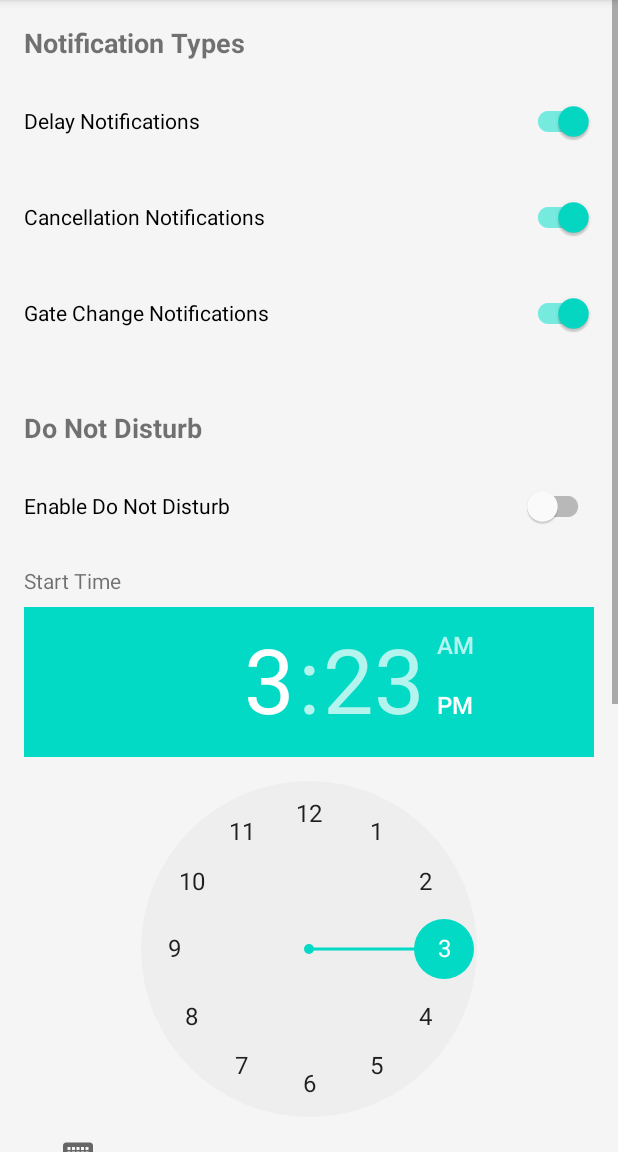
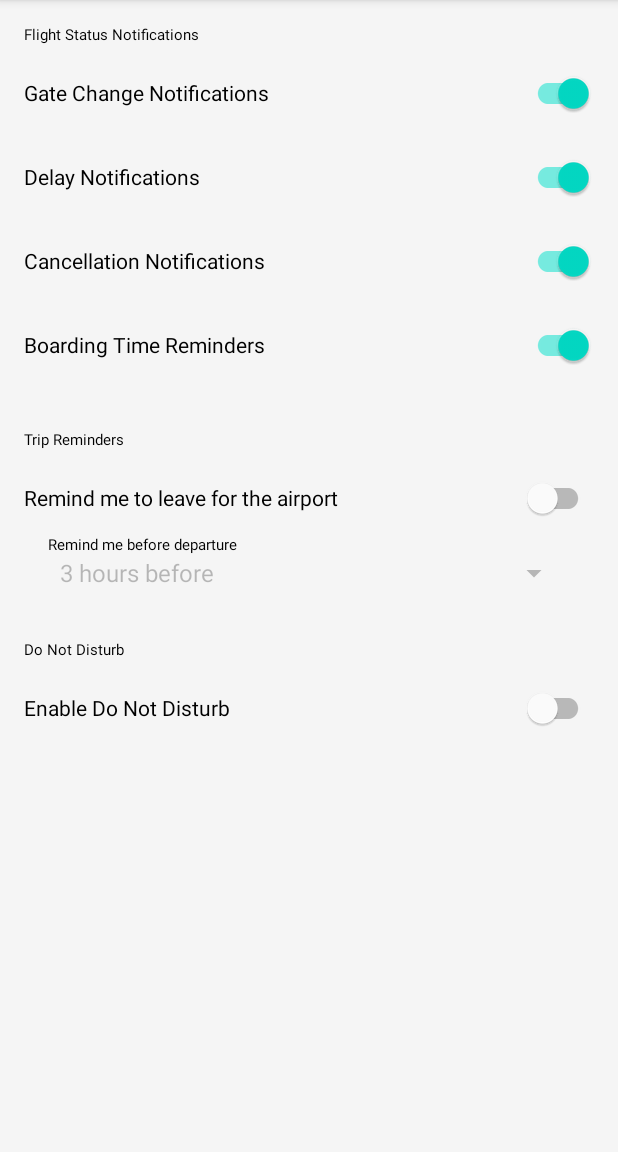
Before and after one commit to demomylove/FrightInfoApp, an Android app: the fragment NotificationSettingsFragment shown on its own in the app's theme, on a phone screen of 412 x 824 dp, the part 84-1236 px from its top. Run offline under Robolectric (Android 15) with nearby library versions, the phone set to English and light mode, and no system bars.

Commit message:
feat(notifications): Enhance notification system with custom settings and trip reminders
This commit introduces a more powerful and user-centric notification system.

- **Customizable Notifications:** Users can now individually enable or disable notifications for specific flight events such as gate changes, delays, cancellations, and boarding times. A "Do Not Disturb" mode with a configurable time window has also been added.
- **Trip Reminders:** Implemented a "Leave for Airport" reminder. When a user tracks a flight, a background task is scheduled via WorkManager to send a notification a configurable number of hours before departure.
- **Technical Enhancements:**
    - Integrated `WorkManager` with Hilt for reliable background task scheduling.
    - Leveraged `SharedPreferences` to persist user's notification preferences.
    - Refactored `FlightNotificationService` to respect the new custom settings before displaying a notification.
    - Added a dedicated notification channel for trip reminders.

This feature significantly improves the user experience by providing granular control over alerts and adding proactive, helpful reminders for their journey.

```diff
--- a/app/build.gradle
+++ b/app/build.gradle
@@ -82,6 +82,9 @@ dependencies {
     // Dependency Injection
     implementation 'com.google.dagger:hilt-android:2.48'
     kapt 'com.google.dagger:hilt-compiler:2.48'
+    // Hilt support for WorkManager
+    implementation 'androidx.hilt:hilt-work:1.0.0'
+    kapt 'androidx.hilt:hilt-compiler:1.0.0'
     implementation 'javax.inject:javax.inject:1'
 
     // RecyclerView
@@ -95,6 +98,9 @@ dependencies {
 
     // Coroutines
     implementation 'org.jetbrains.kotlinx:kotlinx-coroutines-android:1.7.3'
+
+    // WorkManager
+    implementation 'androidx.work:work-runtime-ktx:2.9.0'
 
     // Timber for logging
     implementation 'com.jakewharton.timber:timber:5.0.1'
--- a/app/src/main/java/com/flightinfo/app/ui/fragment/FlightListFragment.kt
+++ b/app/src/main/java/com/flightinfo/app/ui/fragment/FlightListFragment.kt
@@ -102,7 +102,7 @@ class FlightListFragment : Fragment() {
                 if (isTracked) {
                     viewModel.untrackFlight(flight.flightNumber)
                 } else {
-                    viewModel.trackFlight(flight.flightNumber, flight.flightNumber, flight.status)
+                    viewModel.trackFlight(flight)
                 }
             },
             onBookmarkClick = { flight ->
--- a/app/src/main/java/com/flightinfo/app/ui/fragment/NotificationSettingsFragment.kt
+++ b/app/src/main/java/com/flightinfo/app/ui/fragment/NotificationSettingsFragment.kt
@@ -1,10 +1,16 @@
 package com.flightinfo.app.ui.fragment
 
+import android.content.Context
+import android.content.SharedPreferences
 import android.os.Bundle
 import android.view.LayoutInflater
 import android.view.View
 import android.view.ViewGroup
+import android.widget.AdapterView
+import android.widget.ArrayAdapter
+import androidx.core.view.isVisible
 import androidx.fragment.app.Fragment
+import com.flightinfo.app.R
 import com.flightinfo.app.databinding.FragmentNotificationSettingsBinding
 
 class NotificationSettingsFragment : Fragment() {
@@ -12,64 +18,115 @@ class NotificationSettingsFragment : Fragment() {
     private var _binding: FragmentNotificationSettingsBinding? = null
     private val binding get() = _binding!!
 
+    private lateinit var prefs: SharedPreferences
+
+    companion object {
+        const val PREFS_NAME = "NotificationPrefs"
+        const val KEY_GATE_CHANGE = "notification_gate_change"
+        const val KEY_DELAY = "notification_delay"
+        const val KEY_CANCELLATION = "notification_cancellation"
+        const val KEY_BOARDING_TIME = "notification_boarding_time"
+        const val KEY_LEAVE_FOR_AIRPORT = "reminder_leave_for_airport"
+        const val KEY_REMINDER_TIME_INDEX = "reminder_time_index"
+        const val KEY_DO_NOT_DISTURB = "dnd_enabled"
+        const val KEY_DND_START_HOUR = "dnd_start_hour"
+        const val KEY_DND_START_MINUTE = "dnd_start_minute"
+        const val KEY_DND_END_HOUR = "dnd_end_hour"
+        const val KEY_DND_END_MINUTE = "dnd_end_minute"
+    }
+
     override fun onCreateView(
         inflater: LayoutInflater,
         container: ViewGroup?,
         savedInstanceState: Bundle?,
     ): View {
         _binding = FragmentNotificationSettingsBinding.inflate(inflater, container, false)
+        prefs = requireActivity().getSharedPreferences(PREFS_NAME, Context.MODE_PRIVATE)
         return binding.root
     }
 
     override fun onViewCreated(view: View, savedInstanceState: Bundle?) {
         super.onViewCreated(view, savedInstanceState)
-
-        // Load current settings and update UI
-        loadNotificationSettings()
-
-        // Set up listeners for preference changes
-        setupPreferenceListeners()
+        setupSpinner()
+        loadSettings()
+        setupListeners()
     }
 
-    private fun loadNotificationSettings() {
-        // In a real implementation, you would load settings from SharedPreferences or a database
-        // For now, we'll just set default values
-        binding.delayNotificationsSwitch.isChecked = true
-        binding.cancellationNotificationsSwitch.isChecked = true
-        binding.gateChangeNotificationsSwitch.isChecked = true
-        binding.doNotDisturbSwitch.isChecked = false
+    private fun setupSpinner() {
+        ArrayAdapter.createFromResource(
+            requireContext(),
+            R.array.reminder_time_options,
+            android.R.layout.simple_spinner_item,
+        ).also { adapter ->
+            adapter.setDropDownViewResource(android.R.layout.simple_spinner_dropdown_item)
+            binding.reminderTimeSpinner.adapter = adapter
+        }
     }
 
-    private fun setupPreferenceListeners() {
-        binding.delayNotificationsSwitch.setOnCheckedChangeListener { _, isChecked ->
-            // Save preference
-            savePreference("delay_notifications", isChecked)
+    private fun loadSettings() {
+        binding.gateChangeSwitch.isChecked = prefs.getBoolean(KEY_GATE_CHANGE, true)
+        binding.delaySwitch.isChecked = prefs.getBoolean(KEY_DELAY, true)
+        binding.cancellationSwitch.isChecked = prefs.getBoolean(KEY_CANCELLATION, true)
+        binding.boardingTimeSwitch.isChecked = prefs.getBoolean(KEY_BOARDING_TIME, true)
+
+        val isLeaveReminderEnabled = prefs.getBoolean(KEY_LEAVE_FOR_AIRPORT, false)
+        binding.leaveForAirportSwitch.isChecked = isLeaveReminderEnabled
+        binding.reminderTimeSpinner.isEnabled = isLeaveReminderEnabled
+        binding.reminderTimeSpinner.setSelection(prefs.getInt(KEY_REMINDER_TIME_INDEX, 1)) // Default to 3 hours
+
+        val isDndEnabled = prefs.getBoolean(KEY_DO_NOT_DISTURB, false)
+        binding.doNotDisturbSwitch.isChecked = isDndEnabled
+        binding.timePickerLayout.isVisible = isDndEnabled
+        binding.startTimePicker.hour = prefs.getInt(KEY_DND_START_HOUR, 22)
+        binding.startTimePicker.minute = prefs.getInt(KEY_DND_START_MINUTE, 0)
+        binding.endTimePicker.hour = prefs.getInt(KEY_DND_END_HOUR, 7)
+        binding.endTimePicker.minute = prefs.getInt(KEY_DND_END_MINUTE, 0)
+    }
+
+    private fun setupListeners() {
+        val editor = prefs.edit()
+
+        binding.gateChangeSwitch.setOnCheckedChangeListener { _, isChecked ->
+            editor.putBoolean(KEY_GATE_CHANGE, isChecked).apply()
+        }
+        binding.delaySwitch.setOnCheckedChangeListener { _, isChecked ->
+            editor.putBoolean(KEY_DELAY, isChecked).apply()
+        }
+        binding.cancellationSwitch.setOnCheckedChangeListener { _, isChecked ->
+            editor.putBoolean(KEY_CANCELLATION, isChecked).apply()
+        }
+        binding.boardingTimeSwitch.setOnCheckedChangeListener { _, isChecked ->
+            editor.putBoolean(KEY_BOARDING_TIME, isChecked).apply()
         }
 
-        binding.cancellationNotificationsSwitch.setOnCheckedChangeListener { _, isChecked ->
-            // Save preference
-            savePreference("cancellation_notifications", isChecked)
+        binding.leaveForAirportSwitch.setOnCheckedChangeListener { _, isChecked ->
+            editor.putBoolean(KEY_LEAVE_FOR_AIRPORT, isChecked).apply()
+            binding.reminderTimeSpinner.isEnabled = isChecked
         }
 
-        binding.gateChangeNotificationsSwitch.setOnCheckedChangeListener { _, isChecked ->
-            // Save preference
-            savePreference("gate_change_notifications", isChecked)
+        binding.reminderTimeSpinner.onItemSelectedListener = object : AdapterView.OnItemSelectedListener {
+            override fun onItemSelected(parent: AdapterView<*>?, view: View?, position: Int, id: Long) {
+                editor.putInt(KEY_REMINDER_TIME_INDEX, position).apply()
+            }
+            override fun onNothingSelected(parent: AdapterView<*>?) {}
         }
 
         binding.doNotDisturbSwitch.setOnCheckedChangeListener { _, isChecked ->
-            // Enable/disable time pickers
-            binding.startTimePicker.isEnabled = isChecked
-            binding.endTimePicker.isEnabled = isChecked
+            editor.putBoolean(KEY_DO_NOT_DISTURB, isChecked).apply()
+            binding.timePickerLayout.isVisible = isChecked
+        }
 
-            // Save preference
-            savePreference("do_not_disturb", isChecked)
+        binding.startTimePicker.setOnTimeChangedListener { _, hour, minute ->
+            editor.putInt(KEY_DND_START_HOUR, hour)
+                .putInt(KEY_DND_START_MINUTE, minute)
+                .apply()
         }
-    }
 
-    private fun savePreference(_key: String, _value: Boolean) {
-        // In a real implementation, you would save to SharedPreferences or a database
-        // For now, we'll just log the change
-        // Log.d("NotificationSettings", "Saving preference: $key = $value")
+        binding.endTimePicker.setOnTimeChangedListener { _, hour, minute ->
+            editor.putInt(KEY_DND_END_HOUR, hour)
+                .putInt(KEY_DND_END_MINUTE, minute)
+                .apply()
+        }
     }
 
     override fun onDestroyView() {
--- a/app/src/main/res/layout/fragment_notification_settings.xml
+++ b/app/src/main/res/layout/fragment_notification_settings.xml
@@ -1,8 +1,10 @@
 <?xml version="1.0" encoding="utf-8"?>
 <ScrollView xmlns:android="http://schemas.android.com/apk/res/android"
     xmlns:app="http://schemas.android.com/apk/res-auto"
+    xmlns:tools="http://schemas.android.com/tools"
     android:layout_width="match_parent"
-    android:layout_height="match_parent">
+    android:layout_height="match_parent"
+    tools:context=".ui.fragment.NotificationSettingsFragment">
 
     <LinearLayout
         android:layout_width="match_parent"
@@ -10,78 +12,121 @@
         android:orientation="vertical"
         android:padding="16dp">
 
-        <!-- Notification Types -->
+        <!-- Flight Status Notifications -->
         <TextView
             android:layout_width="match_parent"
             android:layout_height="wrap_content"
-            android:text="@string/notification_types"
-            android:textSize="18sp"
-            android:textStyle="bold"
-            android:layout_marginBottom="16dp" />
+            android:text="@string/flight_status_notifications"
+            android:textAppearance="?attr/textAppearanceTitleMedium"
+            android:layout_marginBottom="8dp" />
 
         <com.google.android.material.switchmaterial.SwitchMaterial
-            android:id="@+id/delayNotificationsSwitch"
+            android:id="@+id/gateChangeSwitch"
+            android:layout_width="match_parent"
+            android:layout_height="wrap_content"
+            android:text="@string/gate_change_notifications"
+            android:layout_marginBottom="8dp" />
+
+        <com.google.android.material.switchmaterial.SwitchMaterial
+            android:id="@+id/delaySwitch"
             android:layout_width="match_parent"
             android:layout_height="wrap_content"
             android:text="@string/delay_notifications"
-            android:layout_marginBottom="16dp" />
+            android:layout_marginBottom="8dp" />
 
         <com.google.android.material.switchmaterial.SwitchMaterial
-            android:id="@+id/cancellationNotificationsSwitch"
+            android:id="@+id/cancellationSwitch"
             android:layout_width="match_parent"
             android:layout_height="wrap_content"
             android:text="@string/cancellation_notifications"
+            android:layout_marginBottom="8dp" />
+
+        <com.google.android.material.switchmaterial.SwitchMaterial
+            android:id="@+id/boardingTimeSwitch"
+            android:layout_width="match_parent"
+            android:layout_height="wrap_content"
+            android:text="@string/boarding_time_reminders"
             android:layout_marginBottom="16dp" />
 
-        <com.google.android.material.switchmaterial.SwitchMaterial
-            android:id="@+id/gateChangeNotificationsSwitch"
+        <!-- Trip Reminders -->
+        <TextView
             android:layout_width="match_parent"
             android:layout_height="wrap_content"
-            android:text="@string/gate_change_notifications"
-            android:layout_marginBottom="16dp" />
+            android:text="@string/trip_reminders"
+            android:textAppearance="?attr/textAppearanceTitleMedium"
+            android:layout_marginTop="16dp"
+            android:layout_marginBottom="8dp" />
+
+        <com.google.android.material.switchmaterial.SwitchMaterial
+            android:id="@+id/leaveForAirportSwitch"
+            android:layout_width="match_parent"
+            android:layout_height="wrap_content"
+            android:text="@string/remind_me_to_leave_for_the_airport" />
+
+        <TextView
+            android:layout_width="match_parent"
+            android:layout_height="wrap_content"
+            android:text="@string/remind_me_before_departure"
+            android:layout_marginStart="16dp"
+            android:layout_marginEnd="16dp"
+            android:textAppearance="?attr/textAppearanceBodyMedium" />
+
+        <Spinner
+            android:id="@+id/reminderTimeSpinner"
+            android:layout_width="match_parent"
+            android:layout_height="wrap_content"
+            android:layout_marginStart="16dp"
+            android:layout_marginEnd="16dp"
+            android:layout_marginBottom="16dp"
+            android:entries="@array/reminder_time_options" />
 
         <!-- Do Not Disturb -->
         <TextView
             android:layout_width="match_parent"
             android:layout_height="wrap_content"
             android:text="@string/do_not_disturb"
-            android:textSize="18sp"
-            android:textStyle="bold"
-            android:layout_marginTop="24dp"
-            android:layout_marginBottom="16dp" />
+            android:textAppearance="?attr/textAppearanceTitleMedium"
+            android:layout_marginTop="16dp"
+            android:layout_marginBottom="8dp" />
 
         <com.google.android.material.switchmaterial.SwitchMaterial
             android:id="@+id/doNotDisturbSwitch"
             android:layout_width="match_parent"
             android:layout_height="wrap_content"
-            android:text="@string/enable_do_not_disturb"
-            android:layout_marginBottom="16dp" />
+            android:text="@string/enable_do_not_disturb" />
+
+        <LinearLayout
+            android:id="@+id/timePickerLayout"
+            android:layout_width="match_parent"
+            android:layout_height="wrap_content"
+            android:orientation="vertical"
+            android:visibility="gone"
+            tools:visibility="visible">
 
             <TextView
                 android:layout_width="match_parent"
                 android:layout_height="wrap_content"
                 android:text="@string/start_time"
-            android:layout_marginBottom="8dp" />
+                android:layout_marginTop="8dp" />
 
             <TimePicker
                 android:id="@+id/startTimePicker"
                 android:layout_width="match_parent"
                 android:layout_height="wrap_content"
-            android:layout_marginBottom="16dp"
-            android:enabled="false" />
+                android:timePickerMode="spinner" />
 
             <TextView
                 android:layout_width="match_parent"
                 android:layout_height="wrap_content"
                 android:text="@string/end_time"
-            android:layout_marginBottom="8dp" />
+                android:layout_marginTop="8dp" />
 
             <TimePicker
                 android:id="@+id/endTimePicker"
                 android:layout_width="match_parent"
                 android:layout_height="wrap_content"
-            android:layout_marginBottom="16dp"
-            android:enabled="false" />
+                android:timePickerMode="spinner" />
+        </LinearLayout>
 
     </LinearLayout>
 </ScrollView>
--- a/app/src/main/res/values/arrays.xml
+++ b/app/src/main/res/values/arrays.xml
@@ -1,7 +1,13 @@
 <?xml version="1.0" encoding="utf-8"?>
 <resources>
-    <string-array name="initial_price_range">
-        <item>0.0</item>
-        <item>2000.0</item>
+    <string-array name="reminder_time_options">
+        <item>2 hours before</item>
+        <item>3 hours before</item>
+        <item>4 hours before</item>
+        <item>5 hours before</item>
     </string-array>
+    <integer-array name="initial_price_range">
+        <item>100</item>
+        <item>1000</item>
+    </integer-array>
 </resources>
--- a/app/src/main/res/values/strings.xml
+++ b/app/src/main/res/values/strings.xml
@@ -94,10 +94,14 @@
     <string name="flight_status_changed" formatted="false">Your flight status has changed to %s</string>
 
     <!-- Notification Settings -->
-    <string name="notification_types">Notification Types</string>
+    <string name="flight_status_notifications">Flight Status Notifications</string>
     <string name="delay_notifications">Delay Notifications</string>
     <string name="cancellation_notifications">Cancellation Notifications</string>
     <string name="gate_change_notifications">Gate Change Notifications</string>
+    <string name="boarding_time_reminders">Boarding Time Reminders</string>
+    <string name="trip_reminders">Trip Reminders</string>
+    <string name="remind_me_to_leave_for_the_airport">Remind me to leave for the airport</string>
+    <string name="remind_me_before_departure">Remind me before departure</string>
     <string name="do_not_disturb">Do Not Disturb</string>
     <string name="enable_do_not_disturb">Enable Do Not Disturb</string>
     <string name="start_time">Start Time</string>
```
Also changed, not shown: app/src/main/java/com/flightinfo/app/service/FlightNotificationService.kt (+54 -3 lines), app/src/main/java/com/flightinfo/app/ui/viewmodel/FlightSearchViewModel.kt (+58 -6 lines), app/src/main/java/com/flightinfo/app/utils/NotificationHelper.kt (+52 -33 lines), app/src/main/java/com/flightinfo/app/workers/TripReminderWorker.kt (added, +37 -0 lines), 2 other files. Lines whose indentation alone changed are shown as unchanged.
